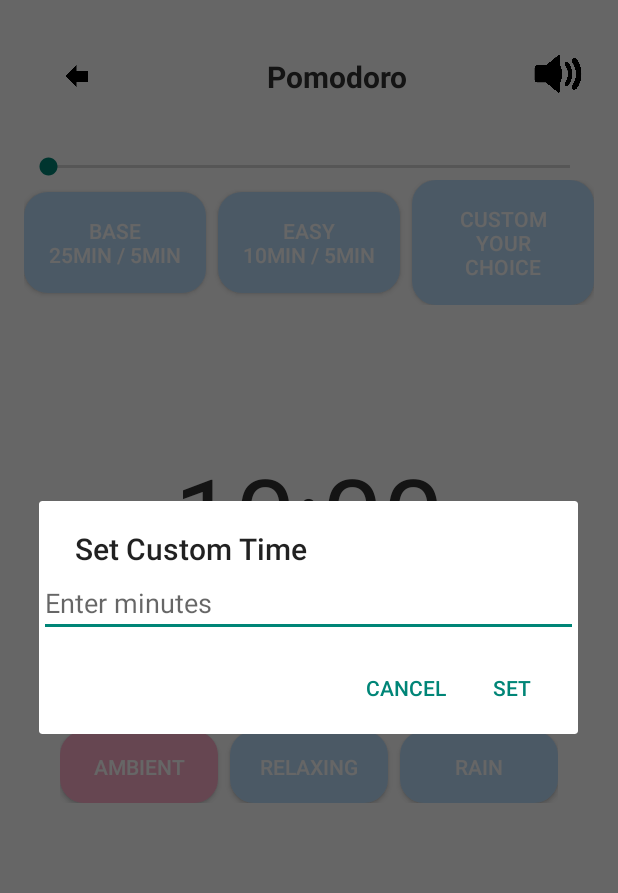
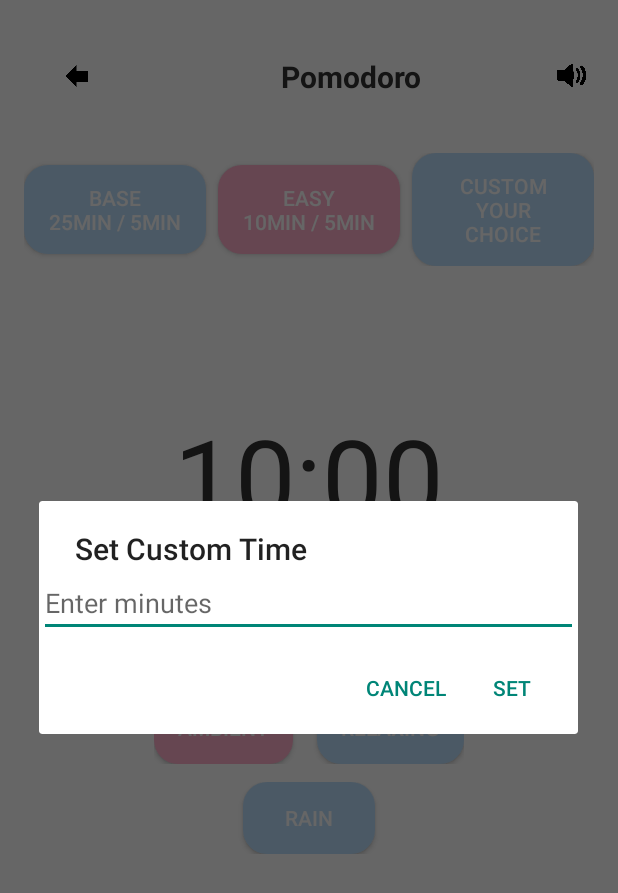
Before and after one commit to Kendra-Artavia/FocusLoop, an Android app: the PomodoroActivity screen opened directly, with no data from a screen before it, after a tap on an icon or button, on a phone screen of 412 x 824 dp. Shown: the top 893 px of the screen. Run offline under Robolectric (Android 15) with nearby library versions, the phone set to English and light mode, and no system bars; 3 other taps on this screen came first.

Commit message:
fix ( Pomodoro )

```diff
--- a/app/src/main/java/com/example/focusloop/activities/PomodoroActivity.kt
+++ b/app/src/main/java/com/example/focusloop/activities/PomodoroActivity.kt
@@ -6,18 +6,6 @@ import android.media.MediaPlayer
 import androidx.appcompat.app.AppCompatActivity
 import com.example.focusloop.R
 import android.os.CountDownTimer
-import android.media.AudioManager
-import android.view.View
-import android.content.Context
-import android.graphics.Color
-import android.graphics.PorterDuff
-import android.net.Uri
-import android.provider.Settings
-import android.util.Log
-import android.widget.SeekBar
-import androidx.core.content.ContextCompat
-import com.example.focusloop.activities.PomodoroActivity
-
 class PomodoroActivity : AppCompatActivity() {
 
     private lateinit var mediaPlayer: MediaPlayer
@@ -28,78 +16,46 @@ class PomodoroActivity : AppCompatActivity() {
     private var timeLeftInMillis: Long = 0L
     private var isPaused = false
     private var pauseTimeLeft: Long = 0L
-    private lateinit var volumeSeekBar: SeekBar
-    private lateinit var pauseButton: Button
 
     // NUEVO: Guardar el tipo de música seleccionada
     private var selectedMusicType: String = "Ambient"
 
+    // NUEVO: Estado para saber si la música está pausada
+    private var isMusicPaused = false
+
     override fun onCreate(savedInstanceState: Bundle?) {
         super.onCreate(savedInstanceState)
         setContentView(R.layout.activity_pomodoro)
-
-        // --- VOLUMEN ---
-        volumeSeekBar = SeekBar(this)
-        val audioManager = getSystemService(AUDIO_SERVICE) as AudioManager
-        val maxVolume = audioManager.getStreamMaxVolume(AudioManager.STREAM_MUSIC)
-        val currentVolume = audioManager.getStreamVolume(AudioManager.STREAM_MUSIC)
-        volumeSeekBar.max = maxVolume
-        volumeSeekBar.progress = currentVolume
-
-        // Add the SeekBar to the layout (below header)
-        val headerLayout = findViewById<LinearLayout>(R.id.sessionButtonsLayout).parent as LinearLayout
-        headerLayout.addView(volumeSeekBar, 1) // Insert after header
-
-        volumeSeekBar.setOnSeekBarChangeListener(object : SeekBar.OnSeekBarChangeListener {
-            override fun onProgressChanged(seekBar: SeekBar?, progress: Int, fromUser: Boolean) {
-                audioManager.setStreamVolume(AudioManager.STREAM_MUSIC, progress, 0)
-                if (::mediaPlayer.isInitialized) {
-                    val vol = progress / maxVolume.toFloat()
-                    mediaPlayer.setVolume(vol, vol)
-                }
-            }
-            override fun onStartTrackingTouch(seekBar: SeekBar?) {}
-            override fun onStopTrackingTouch(seekBar: SeekBar?) {}
-        })
-
-        // --- PAUSA ---
-        pauseButton = Button(this)
-        pauseButton.id = View.generateViewId()
-        pauseButton.text = getString(R.string.pause_button)
-        pauseButton.setBackgroundResource(R.drawable.rounded_button_blue)
-        pauseButton.setTextColor(resources.getColor(android.R.color.white))
-        val timerControlsLayout = findViewById<LinearLayout>(R.id.timerControlsLayout)
-        timerControlsLayout.addView(pauseButton, 1) // Insert between Start and Stop
-
-        pauseButton.setOnClickListener {
-            if (timerRunning && !isPaused) {
-                pausePomodoroSession()
-            } else if (isPaused) {
-                resumePomodoroSession()
-            }
-        }
 
         // --- MUSIC BUTTONS ---
         val musicAmbientButton = findViewById<Button>(R.id.musicAmbientButton)
         val musicRelaxingButton = findViewById<Button>(R.id.musicRelaxingButton)
         val musicRainButton = findViewById<Button>(R.id.musicRainButton)
 
+        // Inicializa el estado visual de los botones de música
+        highlightSelectedMusicButton(musicAmbientButton, musicRelaxingButton, musicRainButton)
+
         musicAmbientButton.setOnClickListener {
+            if (selectedMusicType != "Ambient") {
                 selectedMusicType = "Ambient"
+                playMusic(selectedMusicType)
                 highlightSelectedMusicButton(musicAmbientButton, musicRelaxingButton, musicRainButton)
-            playMusic(selectedMusicType)
+            }
         }
         musicRelaxingButton.setOnClickListener {
+            if (selectedMusicType != "Relaxing") {
                 selectedMusicType = "Relaxing"
+                playMusic(selectedMusicType)
                 highlightSelectedMusicButton(musicRelaxingButton, musicAmbientButton, musicRainButton)
-            playMusic(selectedMusicType)
+            }
         }
         musicRainButton.setOnClickListener {
+            if (selectedMusicType != "Rain") {
                 selectedMusicType = "Rain"
+                playMusic(selectedMusicType)
                 highlightSelectedMusicButton(musicRainButton, musicAmbientButton, musicRelaxingButton)
-            playMusic(selectedMusicType)
             }
-        highlightSelectedMusicButton(musicAmbientButton, musicRelaxingButton, musicRainButton)
+        }
 
         // Botón para iniciar la sesión Pomodoro
         val startButton = findViewById<Button>(R.id.startButton)
@@ -107,6 +63,8 @@ class PomodoroActivity : AppCompatActivity() {
 
         startButton.setOnClickListener {
             if (!timerRunning) {
+                // Siempre usa el valor actual de workMinutes antes de iniciar
+                timeLeftInMillis = workMinutes * 60 * 1000L
                 startPomodoroSession()
                 timerRunning = true
                 isPaused = false
@@ -127,26 +85,65 @@ class PomodoroActivity : AppCompatActivity() {
             finish()
         }
 
+        // Referencias a los botones de sesión
+        val baseButton = findViewById<Button>(R.id.baseButton)
+        val easyButton = findViewById<Button>(R.id.easyButton)
+        val customButton = findViewById<Button>(R.id.customButton)
+
         // Configuración de botones de sesión
-        findViewById<Button>(R.id.baseButton).setOnClickListener {
+        baseButton.setOnClickListener {
+            stopIfRunningAndReset()
             workMinutes = 25
             breakMinutes = 5
             updateTimer()
+            highlightSelectedSessionButton(baseButton, easyButton, customButton)
+            Toast.makeText(this, getString(R.string.base_mode_selected), Toast.LENGTH_SHORT).show()
         }
 
-        findViewById<Button>(R.id.easyButton).setOnClickListener {
+        easyButton.setOnClickListener {
+            stopIfRunningAndReset()
             workMinutes = 10
             breakMinutes = 5
             updateTimer()
+            highlightSelectedSessionButton(easyButton, baseButton, customButton)
+            Toast.makeText(this, getString(R.string.easy_mode_selected), Toast.LENGTH_SHORT).show()
         }
 
-        findViewById<Button>(R.id.customButton).setOnClickListener {
-            // Lógica para establecer una sesión personalizada
-            showCustomTimeDialog()
+        customButton.setOnClickListener {
+            stopIfRunningAndReset()
+            showCustomTimeDialog {
+                highlightSelectedSessionButton(customButton, baseButton, easyButton)
+                Toast.makeText(this, getString(R.string.custom_mode_selected), Toast.LENGTH_SHORT).show()
             }
         }
 
-    // NUEVO: Función para resaltar el botón seleccionado
+        // Botón de volumen (pausar/reanudar música)
+        val volumeButton = findViewById<ImageButton>(R.id.volumeButton)
+        volumeButton.setOnClickListener {
+            if (::mediaPlayer.isInitialized) {
+                if (mediaPlayer.isPlaying) {
+                    mediaPlayer.pause()
+                    isMusicPaused = true
+                } else if (isMusicPaused) {
+                    mediaPlayer.start()
+                    isMusicPaused = false
+                }
+            }
+        }
+
+        // Inicializa el temporizador con el valor por defecto y resalta el botón base
+        updateTimer()
+        highlightSelectedSessionButton(baseButton, easyButton, customButton)
+    }
+
+    // NUEVO: Función para resaltar el botón de sesión seleccionado
+    private fun highlightSelectedSessionButton(selected: Button, other1: Button, other2: Button) {
+        selected.setBackgroundResource(R.drawable.rounded_button_pink)
+        other1.setBackgroundResource(R.drawable.rounded_button_blue)
+        other2.setBackgroundResource(R.drawable.rounded_button_blue)
+    }
+
+    // Añade esta función para resaltar el botón de música seleccionado
     private fun highlightSelectedMusicButton(selected: Button, other1: Button, other2: Button) {
         selected.setBackgroundResource(R.drawable.rounded_button_pink)
         other1.setBackgroundResource(R.drawable.rounded_button_blue)
@@ -161,8 +158,8 @@ class PomodoroActivity : AppCompatActivity() {
 
     private fun startPomodoroSession() {
         playMusic(selectedMusicType)
-        val duration = if (pauseTimeLeft > 0L) pauseTimeLeft else workMinutes * 60 * 1000L
-        countDownTimer = object : CountDownTimer(duration, 1000) {
+        // Usa el valor actual de timeLeftInMillis
+        countDownTimer = object : CountDownTimer(timeLeftInMillis, 1000) {
             override fun onTick(millisUntilFinished: Long) {
                 timeLeftInMillis = millisUntilFinished
                 val minutes = (millisUntilFinished / 1000) / 60
@@ -183,19 +180,6 @@ class PomodoroActivity : AppCompatActivity() {
         isPaused = false
     }
 
-    private fun pausePomodoroSession() {
-        countDownTimer?.cancel()
-        pauseTimeLeft = timeLeftInMillis
-        isPaused = true
-        pauseButton.text = getString(R.string.resume_button)
-    }
-
-    private fun resumePomodoroSession() {
-        startPomodoroSession()
-        pauseButton.text = getString(R.string.pause_button)
-        isPaused = false
-    }
-
     private fun stopPomodoroSession() {
         countDownTimer?.cancel()
         if (::mediaPlayer.isInitialized) mediaPlayer.stop()
@@ -203,7 +187,6 @@ class PomodoroActivity : AppCompatActivity() {
         pauseTimeLeft = timeLeftInMillis
         isPaused = false
         timerRunning = false
-        pauseButton.text = getString(R.string.pause_button)
     }
 
     private fun playMusic(musicType: String) {
@@ -216,30 +199,54 @@ class PomodoroActivity : AppCompatActivity() {
             "Relaxing" -> mediaPlayer = MediaPlayer.create(this, R.raw.relaxing_music)
             "Rain" -> mediaPlayer = MediaPlayer.create(this, R.raw.rain_sounds)
         }
-        // Set volume to current SeekBar value
-        val audioManager = getSystemService(AUDIO_SERVICE) as AudioManager
-        val maxVolume = audioManager.getStreamMaxVolume(AudioManager.STREAM_MUSIC)
-        val currentVolume = volumeSeekBar.progress
-        val vol = currentVolume / maxVolume.toFloat()
-        mediaPlayer.setVolume(vol, vol)
         mediaPlayer.isLooping = true
         mediaPlayer.start()
+        isMusicPaused = false // Reinicia el estado al reproducir nueva música
     }
 
-    private fun showCustomTimeDialog() {
+    private fun stopIfRunningAndReset() {
+        if (timerRunning || isPaused) {
+            stopPomodoroSession()
+        }
+        // Reinicia el tiempo restante para reflejar el nuevo valor seleccionado
+        timeLeftInMillis = workMinutes * 60 * 1000L
+    }
+
+    // Modifica showCustomTimeDialog para aceptar un callback opcional
+    private fun showCustomTimeDialog(onSelected: (() -> Unit)? = null) {
         val input = EditText(this)
-        input.hint = "Enter minutes"
+        input.hint = getString(R.string.enter_minutes_hint)
         androidx.appcompat.app.AlertDialog.Builder(this)
-            .setTitle("Set Custom Time")
+            .setTitle(getString(R.string.set_custom_time_title))
             .setView(input)
-            .setPositiveButton("Set") { d, _ ->
+            .setPositiveButton(getString(R.string.set_button)) { d, _ ->
                 val time = input.text.toString().toIntOrNull() ?: 25
                 workMinutes = time
                 breakMinutes = 5
                 updateTimer()
+                timeLeftInMillis = workMinutes * 60 * 1000L
                 d.dismiss()
+                onSelected?.invoke()
             }
-            .setNegativeButton("Cancel") { d, _ -> d.dismiss() }
+            .setNegativeButton(getString(R.string.cancel_button)) { d, _ -> d.dismiss() }
             .show()
     }
+
+    override fun onPause() {
+        super.onPause()
+        // Stop and release music when leaving the screen or app
+        if (::mediaPlayer.isInitialized && mediaPlayer.isPlaying) {
+            mediaPlayer.stop()
         }
+        isMusicPaused = false
+    }
+
+    override fun onDestroy() {
+        super.onDestroy()
+        // Release MediaPlayer resources
+        if (::mediaPlayer.isInitialized) {
+            mediaPlayer.release()
+        }
+        isMusicPaused = false
+    }
+}
--- a/app/src/main/java/com/example/focusloop/activities/TaskActivity.kt
+++ b/app/src/main/java/com/example/focusloop/activities/TaskActivity.kt
@@ -1,6 +1,7 @@
 // activities/TaskActivity.kt
 package com.example.focusloop.activities
 
+import android.annotation.SuppressLint
 import android.os.Bundle
 import android.widget.*
 import com.example.focusloop.R
--- a/app/src/main/res/layout/activity_pomodoro.xml
+++ b/app/src/main/res/layout/activity_pomodoro.xml
@@ -40,19 +40,13 @@
         <!-- Botón de volumen -->
         <ImageButton
             android:id="@+id/volumeButton"
-            android:layout_width="48dp"
-            android:layout_height="48dp"
+            android:layout_width="30dp"
+            android:layout_height="70dp"
             android:contentDescription="@string/music_select_title"
             android:src="@drawable/icon_5"
             android:background="@android:color/transparent"
             android:scaleType="centerInside" />
     </LinearLayout>
-
-    <SeekBar
-        android:id="@+id/volumeSeekBarPlaceholder"
-        android:layout_width="match_parent"
-        android:layout_height="wrap_content"
-        android:visibility="gone" />
 
     <!-- Selección de tipo de sesión -->
     <LinearLayout
@@ -136,7 +130,7 @@
             android:id="@+id/pomodoroTime"
             android:layout_width="wrap_content"
             android:layout_height="wrap_content"
-            android:text="25:00"
+            android:text="@string/pomodoro_time_default"
             android:textSize="72sp"
             android:textColor="#333333"
             android:layout_marginBottom="24dp" />
@@ -183,43 +177,69 @@
                 android:minWidth="120dp" />
         </LinearLayout>
 
-        <!-- NUEVO: Botones para seleccionar música debajo del temporizador -->
+        <!--Botones para seleccionar música debajo del temporizador -->
         <LinearLayout
             android:id="@+id/musicButtonsLayout"
             android:layout_width="match_parent"
             android:layout_height="wrap_content"
-            android:orientation="horizontal"
+            android:orientation="vertical"
             android:gravity="center"
             android:layout_marginTop="24dp">
 
+            <!-- Primera fila: Ambient y Relaxing -->
+            <LinearLayout
+                android:layout_width="wrap_content"
+                android:layout_height="wrap_content"
+                android:orientation="horizontal"
+                android:gravity="center">
+
                 <Button
                     android:id="@+id/musicAmbientButton"
-                android:layout_width="0dp"
+                    android:layout_width="wrap_content"
                     android:layout_height="wrap_content"
-                android:layout_weight="1"
-                android:text="Ambient"
+                    android:text="@string/music_ambient"
                     android:background="@drawable/rounded_button_blue"
                     android:textColor="#FFFFFF"
-                android:layout_marginEnd="8dp"/>
+                    android:layout_marginEnd="8dp"
+                    android:paddingLeft="24dp"
+                    android:paddingRight="24dp"
+                    android:paddingTop="12dp"
+                    android:paddingBottom="12dp"/>
 
                 <Button
                     android:id="@+id/musicRelaxingButton"
-                android:layout_width="0dp"
+                    android:layout_width="wrap_content"
                     android:layout_height="wrap_content"
-                android:layout_weight="1"
-                android:text="Relaxing"
+                    android:text="@string/music_relaxing"
                     android:background="@drawable/rounded_button_blue"
                     android:textColor="#FFFFFF"
-                android:layout_marginEnd="8dp"/>
+                    android:layout_marginStart="8dp"
+                    android:paddingLeft="24dp"
+                    android:paddingRight="24dp"
+                    android:paddingTop="12dp"
+                    android:paddingBottom="12dp"/>
+            </LinearLayout>
+
+            <!-- Segunda fila: Rain (centrado y más grande) -->
+            <LinearLayout
+                android:layout_width="match_parent"
+                android:layout_height="wrap_content"
+                android:orientation="horizontal"
+                android:gravity="center"
+                android:layout_marginTop="12dp">
 
                 <Button
                     android:id="@+id/musicRainButton"
-                android:layout_width="0dp"
+                    android:layout_width="wrap_content"
                     android:layout_height="wrap_content"
-                android:layout_weight="1"
-                android:text="Rain"
+                    android:text="@string/music_rain"
                     android:background="@drawable/rounded_button_blue"
-                android:textColor="#FFFFFF"/>
+                    android:textColor="#FFFFFF"
+                    android:paddingLeft="40dp"
+                    android:paddingRight="40dp"
+                    android:paddingTop="16dp"
+                    android:paddingBottom="16dp"/>
             </LinearLayout>
         </LinearLayout>
     </LinearLayout>
+</LinearLayout>
--- a/app/src/main/res/values/strings.xml
+++ b/app/src/main/res/values/strings.xml
@@ -55,4 +55,15 @@
     <string name="music_select_title">Select Music</string>
     <string name="new_task_button">New Task</string>
 
+    <!-- Nuevos recursos de texto -->
+    <string name="base_mode_selected">Base mode selected</string>
+    <string name="easy_mode_selected">Easy mode selected</string>
+    <string name="custom_mode_selected">Custom mode selected</string>
+    <string name="enter_minutes_hint">Enter minutes</string>
+    <string name="set_custom_time_title">Set Custom Time</string>
+    <string name="set_button">Set</string>
+    <string name="music_ambient">Ambient</string>
+    <string name="music_relaxing">Relaxing</string>
+    <string name="music_rain">Rain</string>
+    <string name="pomodoro_time_default">25:00</string>
 </resources>
```
Also changed, not shown: app/src/main/res/layout/activity_task.xml (+17 -8 lines), 1 other file. Lines whose indentation alone changed are shown as unchanged.
